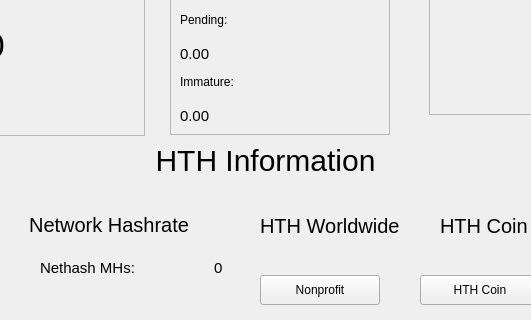
Qt form src/qt/forms/overviewpage.ui (barrystyle/hth) before a commit; both pictures show x 221 to 752 and y 86 to 406 of the 1000 by 560 pixel window.
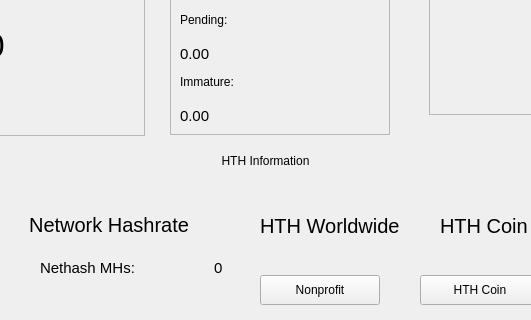
The same form after that commit.

What changed in the file:
```diff
--- a/src/qt/forms/overviewpage.ui
+++ b/src/qt/forms/overviewpage.ui
@@ -823,7 +823,7 @@
        </rect>
       </property>
       <property name="styleSheet">
-       <string notr="true">font-size: 30px;</string>
+       <string notr="true">font-size: 30px, font-color: #debf12;</string>
       </property>
       <property name="text">
        <string>HTH Information</string>
```
